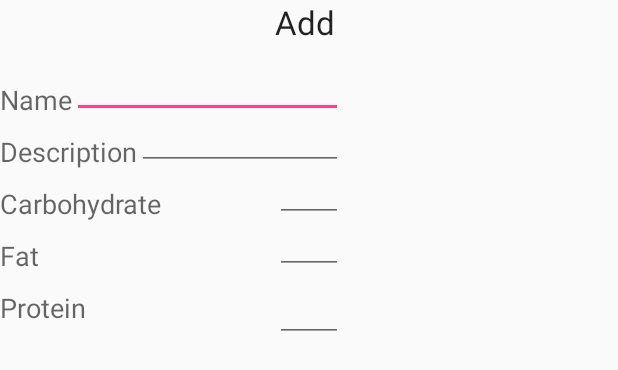
After one commit to EricWidjaya/Project-1, an Android app: the layout dialog_box.xml on its own in the app's theme, with its tools: preview values and no code run, on a phone screen of 412 x 824 dp. The commit adds this screen. Shown: the top 370 px of the screen. Run offline under Robolectric (Android 15) with nearby library versions, the phone set to English and light mode, and no system bars.

```diff
--- /dev/null
+++ b/Project1/app/src/main/res/layout/dialog_box.xml
@@ -0,0 +1,113 @@
+<?xml version="1.0" encoding="utf-8"?>
+<RelativeLayout xmlns:android="http://schemas.android.com/apk/res/android"
+    android:orientation="vertical" android:layout_width="match_parent"
+    android:layout_height="match_parent">
+
+
+    <TextView
+        android:layout_width="wrap_content"
+        android:layout_height="wrap_content"
+        android:textAppearance="?android:attr/textAppearanceMedium"
+        android:text="Name"
+        android:id="@+id/textView"
+        android:layout_alignParentTop="true"
+        android:layout_alignParentStart="true"
+        android:layout_marginTop="54dp" />
+
+    <TextView
+        android:layout_width="wrap_content"
+        android:layout_height="wrap_content"
+        android:textAppearance="?android:attr/textAppearanceMedium"
+        android:text="Description"
+        android:id="@+id/textView2"
+        android:layout_below="@+id/textView"
+        android:layout_alignParentStart="true"
+        android:layout_marginTop="10dp" />
+
+    <TextView
+        android:layout_width="wrap_content"
+        android:layout_height="wrap_content"
+        android:textAppearance="?android:attr/textAppearanceLarge"
+        android:text="Add "
+        android:id="@+id/textView3"
+        android:layout_alignParentTop="true"
+        android:layout_centerHorizontal="true" />
+
+    <EditText
+        android:layout_width="wrap_content"
+        android:layout_height="wrap_content"
+        android:id="@+id/addName"
+        android:layout_above="@+id/textView2"
+        android:layout_alignEnd="@+id/textView3"
+        android:layout_toEndOf="@+id/textView"
+        android:layout_marginTop="15dp" />
+
+    <EditText
+        android:layout_width="wrap_content"
+        android:layout_height="wrap_content"
+        android:id="@+id/addDesc"
+        android:layout_alignBottom="@+id/textView2"
+        android:layout_alignEnd="@+id/textView3"
+        android:layout_toEndOf="@+id/textView2" />
+
+    <TextView
+        android:layout_width="wrap_content"
+        android:layout_height="wrap_content"
+        android:textAppearance="?android:attr/textAppearanceMedium"
+        android:text="Carbohydrate"
+        android:id="@+id/textView4"
+        android:layout_below="@+id/textView2"
+        android:layout_alignParentStart="true"
+        android:layout_marginTop="10dp" />
+
+    <EditText
+        android:layout_width="wrap_content"
+        android:layout_height="wrap_content"
+        android:inputType="numberDecimal"
+        android:ems="10"
+        android:id="@+id/addCarb"
+        android:layout_alignBottom="@+id/textView4"
+        android:layout_alignStart="@+id/textView3"
+        android:layout_alignEnd="@+id/textView3" />
+
+    <TextView
+        android:layout_width="wrap_content"
+        android:layout_height="wrap_content"
+        android:textAppearance="?android:attr/textAppearanceMedium"
+        android:text="Fat"
+        android:id="@+id/textView5"
+        android:layout_below="@+id/textView4"
+        android:layout_alignParentStart="true"
+        android:layout_marginTop="10dp" />
+
+    <EditText
+        android:layout_width="wrap_content"
+        android:layout_height="wrap_content"
+        android:inputType="numberDecimal"
+        android:ems="10"
+        android:id="@+id/addFat"
+        android:layout_alignBottom="@+id/textView5"
+        android:layout_alignStart="@+id/addCarb"
+        android:layout_alignEnd="@+id/addDesc" />
+
+    <TextView
+        android:layout_width="wrap_content"
+        android:layout_height="wrap_content"
+        android:textAppearance="?android:attr/textAppearanceMedium"
+        android:text="Protein"
+        android:id="@+id/textView6"
+        android:layout_below="@+id/textView5"
+        android:layout_alignParentStart="true"
+        android:layout_marginTop="10dp" />
+
+    <EditText
+        android:layout_width="wrap_content"
+        android:layout_height="wrap_content"
+        android:inputType="numberDecimal"
+        android:ems="10"
+        android:id="@+id/addProtein"
+        android:layout_below="@+id/addFat"
+        android:layout_alignStart="@+id/addFat"
+        android:layout_alignEnd="@+id/addFat" />
+
+</RelativeLayout>
```
Also changed, not shown: Project1/app/src/main/java/com/example/eric/project1/MainActivity.java (+23 -0 lines), Project1/app/src/main/java/com/example/eric/project1/MainFragment.java (+7 -0 lines), Project1/app/src/main/java/com/example/eric/project1/SecondFragment.java (+57 -0 lines), Project1/app/src/main/res/layout/fragment_main.xml (+10 -5 lines), Project1/app/src/main/res/layout/fragment_second.xml (+15 -5 lines), Project1/app/src/main/res/menu/add_button.xml (added, +10 -0 lines), Project1/app/src/main/res/drawable-hdpi/plusButton.png (added), Project1/app/src/main/res/drawable-mdpi/plusButton.png (added), Project1/app/src/main/res/drawable-xhdpi/plusButton.png (added), Project1/app/src/main/res/drawable-xxhdpi/plusButton.png (added).
